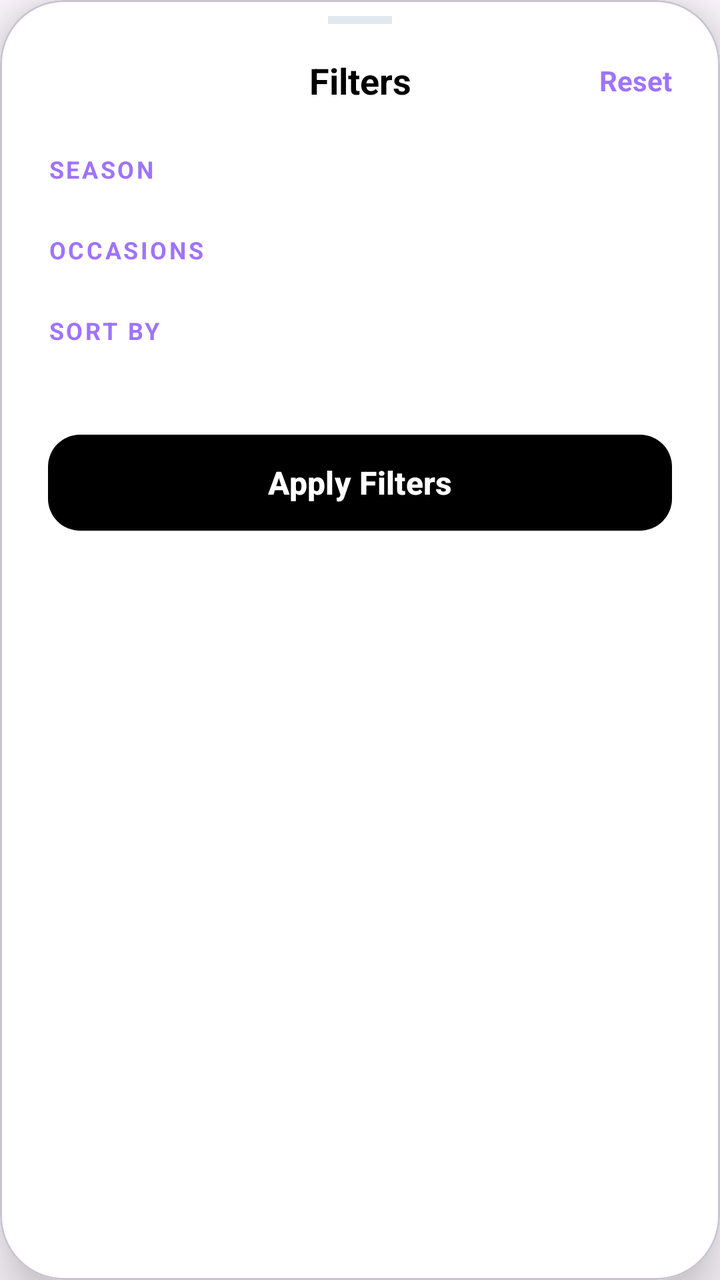
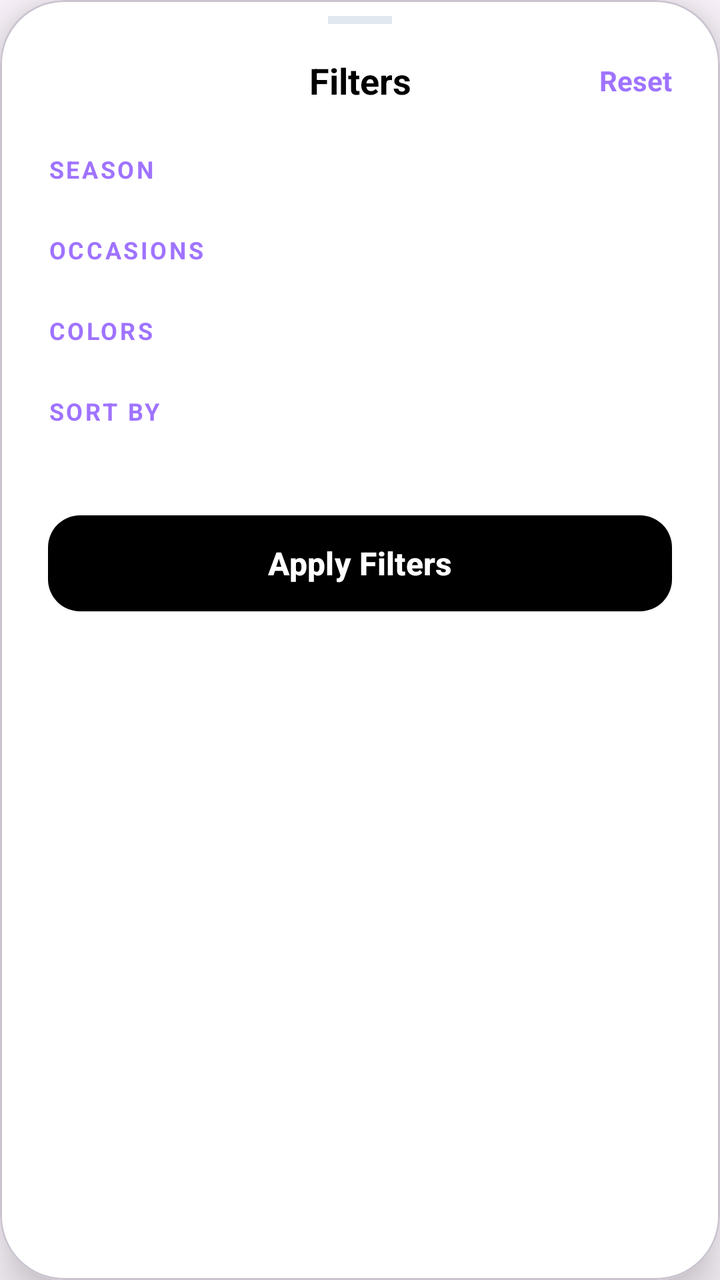

Two renders of the same Android screen: before a commit and after it. Below are the layout's source before the change and the commit's diff.
<!-- AndroidManifest.xml: application theme Theme.Project -->
<!-- res/layout/layout_filter_bottom_sheet.xml -->
<?xml version="1.0" encoding="utf-8"?>
<com.google.android.material.card.MaterialCardView
    xmlns:android="http://schemas.android.com/apk/res/android"
    xmlns:app="http://schemas.android.com/apk/res-auto"
    xmlns:tools="http://schemas.android.com/tools"
    android:layout_width="match_parent"
    android:layout_height="wrap_content"
    app:cardBackgroundColor="@color/white"
    app:cardCornerRadius="@dimen/bottom_sheet_corner_radius"
    app:cardElevation="16dp">

    <androidx.constraintlayout.widget.ConstraintLayout
        android:layout_width="match_parent"
        android:layout_height="wrap_content"
        android:paddingBottom="@dimen/spacing_xlarge">

        
        <View
            android:id="@+id/filter_grabber"
            android:layout_width="@dimen/bottom_sheet_grabber_width"
            android:layout_height="@dimen/bottom_sheet_grabber_height"
            android:layout_marginTop="@dimen/spacing_small"
            android:background="#E2E8F0"
            app:layout_constraintTop_toTopOf="parent"
            app:layout_constraintStart_toStartOf="parent"
            app:layout_constraintEnd_toEndOf="parent" />

        
        <TextView
            android:id="@+id/tv_filter_title"
            android:layout_width="wrap_content"
            android:layout_height="wrap_content"
            android:layout_marginTop="@dimen/spacing_medium"
            android:text="@string/filter_title"
            android:textColor="@color/black"
            android:textSize="18sp"
            android:textStyle="bold"
            app:layout_constraintTop_toBottomOf="@id/filter_grabber"
            app:layout_constraintStart_toStartOf="parent"
            app:layout_constraintEnd_toEndOf="parent" />

        <TextView
            android:id="@+id/btn_reset"
            android:layout_width="wrap_content"
            android:layout_height="wrap_content"
            android:layout_marginEnd="@dimen/spacing_large"
            android:text="@string/btn_reset"
            android:textColor="@color/ai_accent"
            android:textSize="14sp"
            android:textStyle="bold"
            android:clickable="true"
            android:focusable="true"
            app:layout_constraintBottom_toBottomOf="@id/tv_filter_title"
            app:layout_constraintEnd_toEndOf="parent"
            app:layout_constraintTop_toTopOf="@id/tv_filter_title" />

        
        <TextView
            android:id="@+id/tv_season_label"
            android:layout_width="wrap_content"
            android:layout_height="wrap_content"
            android:layout_marginStart="@dimen/spacing_large"
            android:layout_marginTop="@dimen/spacing_large"
            android:text="@string/label_season"
            android:textColor="@color/ai_label_purple"
            android:textSize="12sp"
            android:textStyle="bold"
            android:letterSpacing="0.1"
            app:layout_constraintTop_toBottomOf="@id/tv_filter_title"
            app:layout_constraintStart_toStartOf="parent" />

        <androidx.recyclerview.widget.RecyclerView
            android:id="@+id/rv_seasons"
            android:layout_width="0dp"
            android:layout_height="wrap_content"
            android:layout_marginTop="@dimen/spacing_small"
            android:clipToPadding="false"
            android:orientation="horizontal"
            android:paddingHorizontal="@dimen/spacing_large"
            app:layoutManager="androidx.recyclerview.widget.LinearLayoutManager"
            app:layout_constraintTop_toBottomOf="@id/tv_season_label"
            app:layout_constraintStart_toStartOf="parent"
            app:layout_constraintEnd_toEndOf="parent"
            tools:listitem="@layout/item_category_tab" />

        
        <TextView
            android:id="@+id/tv_occasions_label"
            android:layout_width="wrap_content"
            android:layout_height="wrap_content"
            android:layout_marginStart="@dimen/spacing_large"
            android:layout_marginTop="@dimen/spacing_medium"
            android:text="@string/label_occasions"
            android:textColor="@color/ai_label_purple"
            android:textSize="12sp"
            android:textStyle="bold"
            android:letterSpacing="0.1"
            app:layout_constraintTop_toBottomOf="@id/rv_seasons"
            app:layout_constraintStart_toStartOf="parent" />

        <androidx.recyclerview.widget.RecyclerView
            android:id="@+id/rv_occasions"
            android:layout_width="0dp"
            android:layout_height="wrap_content"
            android:layout_marginTop="@dimen/spacing_small"
            android:clipToPadding="false"
            android:orientation="horizontal"
            android:paddingHorizontal="@dimen/spacing_large"
            app:layoutManager="androidx.recyclerview.widget.LinearLayoutManager"
            app:layout_constraintTop_toBottomOf="@id/tv_occasions_label"
            app:layout_constraintStart_toStartOf="parent"
            app:layout_constraintEnd_toEndOf="parent"
            tools:listitem="@layout/item_category_tab" />

        
        <TextView
            android:id="@+id/tv_sort_by_label"
            android:layout_width="wrap_content"
            android:layout_height="wrap_content"
            android:layout_marginStart="@dimen/spacing_large"
            android:layout_marginTop="@dimen/spacing_medium"
            android:text="@string/label_sort_by"
            android:textColor="@color/ai_label_purple"
            android:textSize="12sp"
            android:textStyle="bold"
            android:letterSpacing="0.1"
            app:layout_constraintTop_toBottomOf="@id/rv_occasions"
            app:layout_constraintStart_toStartOf="parent" />

        <androidx.recyclerview.widget.RecyclerView
            android:id="@+id/rv_sort_options"
            android:layout_width="0dp"
            android:layout_height="wrap_content"
            android:layout_marginTop="@dimen/spacing_small"
            android:clipToPadding="false"
            android:orientation="horizontal"
            android:paddingHorizontal="@dimen/spacing_large"
            app:layoutManager="androidx.recyclerview.widget.LinearLayoutManager"
            app:layout_constraintTop_toBottomOf="@id/tv_sort_by_label"
            app:layout_constraintStart_toStartOf="parent"
            app:layout_constraintEnd_toEndOf="parent"
            tools:listitem="@layout/item_category_tab" />

        
        <com.google.android.material.button.MaterialButton
            android:id="@+id/btn_apply_filters"
            style="@style/Widget.Material3.Button"
            android:layout_width="0dp"
            android:layout_height="@dimen/generate_button_height"
            android:layout_marginHorizontal="@dimen/spacing_large"
            android:layout_marginTop="@dimen/spacing_xlarge"
            android:text="@string/btn_apply_filters"
            android:textAllCaps="false"
            android:textColor="@color/white"
            android:textSize="@dimen/text_size_large"
            android:textStyle="bold"
            app:backgroundTint="@color/black"
            app:cornerRadius="@dimen/card_corner_radius_medium"
            app:layout_constraintTop_toBottomOf="@id/rv_sort_options"
            app:layout_constraintStart_toStartOf="parent"
            app:layout_constraintEnd_toEndOf="parent" />

    </androidx.constraintlayout.widget.ConstraintLayout>
</com.google.android.material.card.MaterialCardView>
<!-- res/layout/item_category_tab.xml (included above) -->
<?xml version="1.0" encoding="utf-8"?>
<com.google.android.material.card.MaterialCardView
    xmlns:android="http://schemas.android.com/apk/res/android"
    xmlns:app="http://schemas.android.com/apk/res-auto"
    android:id="@+id/cv_category_root"
    android:layout_width="wrap_content"
    android:layout_height="wrap_content"
    android:layout_marginEnd="8dp"
    app:cardCornerRadius="24dp"
    app:cardElevation="0dp"
    app:cardBackgroundColor="@android:color/transparent"
    app:strokeWidth="0dp">

    <LinearLayout
        android:layout_width="wrap_content"
        android:layout_height="wrap_content"
        android:gravity="center"
        android:orientation="vertical"
        android:paddingBottom="4dp">

        <LinearLayout
            android:layout_width="wrap_content"
            android:layout_height="wrap_content"
            android:gravity="center"
            android:orientation="horizontal"
            android:paddingHorizontal="16dp"
            android:paddingVertical="12dp">

            <ImageView
                android:id="@+id/iv_category_icon"
                android:layout_width="18dp"
                android:layout_height="18dp"
                android:layout_marginEnd="8dp"
                android:visibility="gone"
                app:tint="@color/black" />

            <TextView
                android:id="@+id/tv_category_name"
                android:layout_width="wrap_content"
                android:layout_height="wrap_content"
                android:text="Category"
                android:textColor="#64748B"
                android:textSize="15sp"
                android:textStyle="bold" />

        </LinearLayout>

        <View
            android:id="@+id/indicator"
            android:layout_width="20dp"
            android:layout_height="3dp"
            android:layout_gravity="center_horizontal"
            android:background="@color/ai_accent"
            android:visibility="gone" />

    </LinearLayout>

</com.google.android.material.card.MaterialCardView>
<!-- resources referenced by this layout -->
<resources>
  <color name="ai_accent">#9F73FF</color>
  <color name="ai_label_purple">#9F73FF</color>
  <color name="black">#FF000000</color>
  <color name="white">#FFFFFFFF</color>
  <dimen name="bottom_sheet_corner_radius">32dp</dimen>
  <dimen name="bottom_sheet_grabber_height">4dp</dimen>
  <dimen name="bottom_sheet_grabber_width">32dp</dimen>
  <dimen name="card_corner_radius_medium">16dp</dimen>
  <dimen name="generate_button_height">56dp</dimen>
  <dimen name="spacing_large">24dp</dimen>
  <dimen name="spacing_medium">16dp</dimen>
  <dimen name="spacing_small">8dp</dimen>
  <dimen name="spacing_xlarge">32dp</dimen>
  <dimen name="text_size_large">16sp</dimen>
  <string name="btn_apply_filters">Apply Filters</string>
  <string name="btn_reset">Reset</string>
  <string name="filter_title">Filters</string>
  <string name="label_occasions">OCCASIONS</string>
  <string name="label_season">SEASON</string>
  <string name="label_sort_by">SORT BY</string>
  <style name="Theme.Project" parent="Base.Theme.Project" />
  <style name="Base.Theme.Project" parent="Theme.Material3.DayNight.NoActionBar">
          
          
      </style>
</resources>

<!-- the commit's change to res/layout/layout_filter_bottom_sheet.xml (unified diff, before → after) -->
@@ -114,6 +114,35 @@
 
         
         <TextView
+            android:id="@+id/tv_colors_label"
+            android:layout_width="wrap_content"
+            android:layout_height="wrap_content"
+            android:layout_marginStart="@dimen/spacing_large"
+            android:layout_marginTop="@dimen/spacing_medium"
+            android:text="@string/label_colors"
+            android:textColor="@color/ai_label_purple"
+            android:textSize="12sp"
+            android:textStyle="bold"
+            android:letterSpacing="0.1"
+            app:layout_constraintTop_toBottomOf="@id/rv_occasions"
+            app:layout_constraintStart_toStartOf="parent" />
+
+        <androidx.recyclerview.widget.RecyclerView
+            android:id="@+id/rv_colors"
+            android:layout_width="0dp"
+            android:layout_height="wrap_content"
+            android:layout_marginTop="@dimen/spacing_small"
+            android:clipToPadding="false"
+            android:orientation="horizontal"
+            android:paddingHorizontal="@dimen/spacing_large"
+            app:layoutManager="androidx.recyclerview.widget.LinearLayoutManager"
+            app:layout_constraintTop_toBottomOf="@id/tv_colors_label"
+            app:layout_constraintStart_toStartOf="parent"
+            app:layout_constraintEnd_toEndOf="parent"
+            tools:listitem="@layout/item_category_tab" />
+
+        
+        <TextView
             android:id="@+id/tv_sort_by_label"
             android:layout_width="wrap_content"
             android:layout_height="wrap_content"
@@ -124,7 +153,7 @@
             android:textSize="12sp"
             android:textStyle="bold"
             android:letterSpacing="0.1"
-            app:layout_constraintTop_toBottomOf="@id/rv_occasions"
+            app:layout_constraintTop_toBottomOf="@id/rv_colors"
             app:layout_constraintStart_toStartOf="parent" />
 
         <androidx.recyclerview.widget.RecyclerView
<!-- resource entries referenced after the edit -->
@@ -17,6 +17,7 @@
   <string name="btn_apply_filters">Apply Filters</string>
   <string name="btn_reset">Reset</string>
   <string name="filter_title">Filters</string>
+  <string name="label_colors">COLORS</string>
   <string name="label_occasions">OCCASIONS</string>
   <string name="label_season">SEASON</string>
   <string name="label_sort_by">SORT BY</string>
